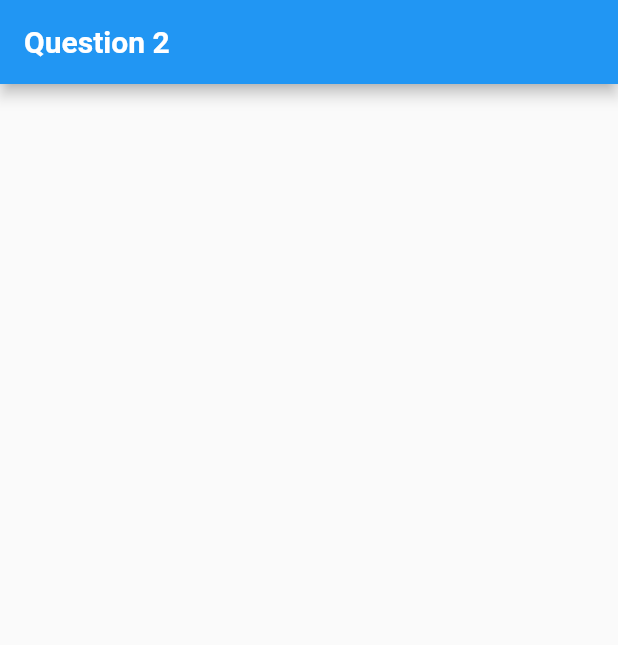
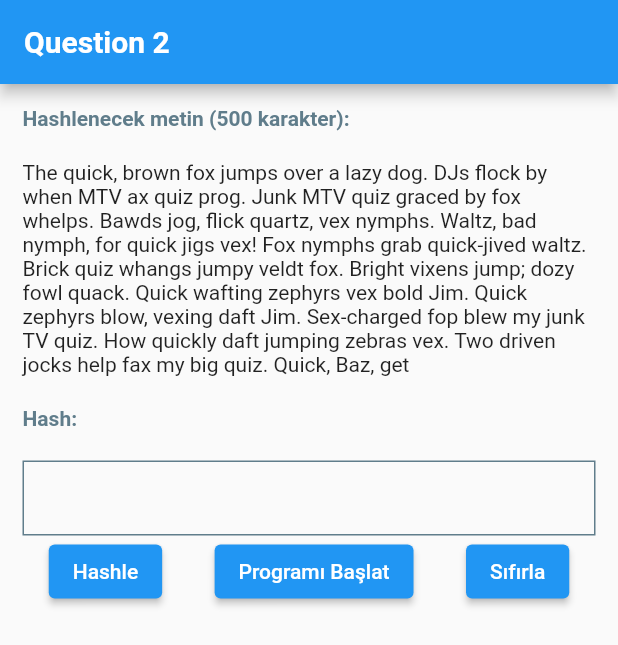
Before and after one commit to bilalozcan/crypto_mobile, a Flutter app: the Hw2Question2View screen opened directly, on a phone screen of 412 x 824 dp. Shown: the top 645 px of the screen. Run offline on Flutter 3.47's test engine with Material 2 defaults, Android fonts, the phone set to English and light mode, and no system bars; our stand-ins replace shared_preferences; accounts and stored records are empty.

Commit message:
hw2 completed

```diff
--- a/lib/feature/hw2/hw2_question1_view.dart
+++ b/lib/feature/hw2/hw2_question1_view.dart
@@ -89,6 +89,7 @@ class _Hw2Question1ViewState extends State<Hw2Question1View> {
         return false;
       }, orElse: () => null);
       if (user == null) {
+        //! BURADA İTİBAREN ŞİFRE HASHLENİYOR VE KAYIT EDLİYOR
         var bytes = utf8.encode(passwordController.text);
         var hashPassword = sha512.convert(bytes);
         users.add({
@@ -122,6 +123,7 @@ class _Hw2Question1ViewState extends State<Hw2Question1View> {
         return false;
       }, orElse: () => null);
       if (user != null) {
+        //! BURADA KULLANICININ GİRDİĞİ ŞİFRE HASHLENİYOR VE VERİ TABANINDAKİ ŞİFRE İLE KARŞILAŞTIRILIYOR
         var bytes = utf8.encode(passwordController.text);
         var hashPassword = sha512.convert(bytes);
         if (hashPassword.toString() == user['password']) {
@@ -132,10 +134,6 @@ class _Hw2Question1ViewState extends State<Hw2Question1View> {
       } else {
         snackBar('Kayıtlı kullanıcı bulunamadı');
       }
-
-      // print(users);
-      // await LocaleManager.instance.setStringValue('users', jsonEncode(users));
-      // snackBar('Kayıt başarılı');
     } catch (e) {
       snackBar('Kayıt hatalı');
     }
--- a/lib/feature/hw2/hw2_question2_view.dart
+++ b/lib/feature/hw2/hw2_question2_view.dart
@@ -1,3 +1,7 @@
+import 'dart:convert';
+import 'dart:math';
+
+import 'package:crypto/crypto.dart';
 import 'package:crypto_mobile/widgets/custom_app_bar.dart';
 import 'package:flutter/material.dart';
 
@@ -9,13 +13,126 @@ class Hw2Question2View extends StatefulWidget {
 }
 
 class _Hw2Question2ViewState extends State<Hw2Question2View> {
+  final _dummyData =
+      'The quick, brown fox jumps over a lazy dog. DJs flock by when MTV ax quiz prog. '
+      'Junk MTV quiz graced by fox whelps. Bawds jog, flick quartz, vex nymphs. '
+      'Waltz, bad nymph, for quick jigs vex! Fox nymphs grab quick-jived waltz. '
+      'Brick quiz whangs jumpy veldt fox. Bright vixens jump; dozy fowl quack. '
+      'Quick wafting zephyrs vex bold Jim. Quick zephyrs blow, vexing daft Jim. '
+      'Sex-charged fop blew my junk TV quiz. How quickly daft jumping zebras vex. '
+      'Two driven jocks help fax my big quiz. Quick, Baz, get';
+  late String dummyData;
+  String? hashData;
+  List<String> hashList = [];
+  ScrollController scrollController = ScrollController();
+  @override
+  void initState() {
+    dummyData = _dummyData;
+    super.initState();
+  }
+
   @override
   Widget build(BuildContext context) {
     return Scaffold(
       appBar: const CustomAppBar(title: 'Question 2'),
-      body: Column(
-        children: const [],
+      body: Padding(
+        padding: const EdgeInsets.all(15.0),
+        child: Column(
+          children: [
+            _buildTitle('Hashlenecek metin (500 karakter):'),
+            const SizedBox(height: 20),
+            Text(dummyData),
+            const SizedBox(height: 20),
+            _buildTitle('Hash:'),
+            const SizedBox(height: 20),
+            Container(
+              height: 50,
+              width: MediaQuery.of(context).size.width,
+              decoration:
+                  BoxDecoration(border: Border.all(color: Colors.blueGrey)),
+              child: Center(
+                  child: hashData != null ? Text(hashData!) : const SizedBox()),
+            ),
+            Row(
+              mainAxisAlignment: MainAxisAlignment.spaceAround,
+              children: [
+                ElevatedButton(
+                    onPressed: () {
+                      var bytes = utf8.encode(dummyData);
+                      var hashText = md5.convert(bytes);
+                      setState(() {
+                        hashData = hashText.toString();
+                      });
+                    },
+                    child: const Text('Hashle')),
+                ElevatedButton(
+                    onPressed: () async {
+                      //! BURADA METNİN HER BİR KARAKTERİ SIRAYLA RANDOM BİR KARAKTER İLE
+                      //! DEĞİŞTİRİLEREK TEKRAR HASHLENİYOR VE LİSTEYE EKLENİYOR
+                      for (var i = 0; i < 500; ++i) {
+                        setState(() {
+                          dummyData = _dummyData.replaceRange(
+                              i, i + 1, getRandomString(1));
+                          var bytes = utf8.encode(dummyData);
+                          var hashText = md5.convert(bytes);
+                          hashList.add(hashText.toString());
+                          scrollController.animateTo(
+                            scrollController.position.maxScrollExtent,
+                            curve: Curves.easeOut,
+                            duration: const Duration(milliseconds: 1),
+                          );
+                        });
+                        await Future.delayed(const Duration(milliseconds: 25));
+                      }
+                    },
+                    child: const Text('Programı Başlat')),
+                    ElevatedButton(
+                    onPressed: () {
+                      setState(() {
+                        dummyData = _dummyData;
+                        hashList.clear();
+                        hashData = null;
+                      });
+                    },
+                    child: const Text('Sıfırla')),
+              ],
+            ),
+            Expanded(
+                child: ListView(
+              controller: scrollController,
+              children: hashList
+                  .map((hash) => Row(
+                        children: [
+                          Text((hashList.indexOf(hash) + 1).toString() + ' - '),
+                          Text(hash)
+                        ],
+                      ))
+                  .toList(),
+            )),
+            const SizedBox(height: 20),
+          ],
+        ),
       ),
     );
   }
+
+  Align _buildTitle(String text) {
+    return Align(
+      alignment: Alignment.centerLeft,
+      child: Text(
+        text,
+        style: const TextStyle(
+          fontWeight: FontWeight.bold,
+          color: Colors.blueGrey,
+        ),
+      ),
+    );
+  }
+
+  final _chars =
+      'AaBbCcDdEeFfGgHhIiJjKkLlMmNnOoPpQqRrSsTtUuVvWwXxYyZz1234567890';
+  final _rnd = Random();
+
+  String getRandomString(int length) => String.fromCharCodes(Iterable.generate(
+      length, (_) => _chars.codeUnitAt(_rnd.nextInt(_chars.length))));
 }
```
Also changed, not shown: assets/hw2/q1_1.png (added), assets/hw2/q1_2.png (added), assets/hw2/q2.png (added).
